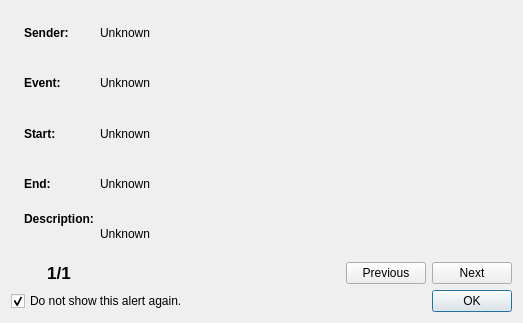
The window that AlertDialog.ui (FelixdelasPozas/TrayWeather) describes before a commit, drawn with Qt 5.
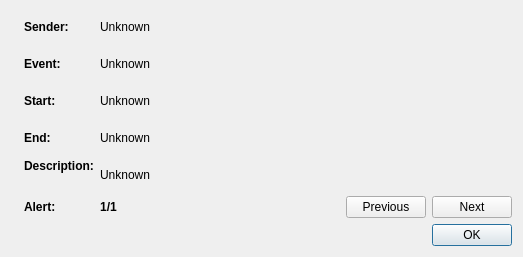
The same window after the commit. Icons and pictures are not drawn.

Commit message: Reworked alerts code. Bump to version 1.33.2.

Patch:
```diff
--- a/AlertDialog.ui
+++ b/AlertDialog.ui
@@ -7,7 +7,7 @@
     <x>0</x>
     <y>0</y>
     <width>523</width>
-    <height>323</height>
+    <height>257</height>
    </rect>
   </property>
   <property name="windowTitle">
@@ -57,6 +57,12 @@
         <layout class="QGridLayout" name="gridLayout" columnstretch="0,1">
          <item row="3" column="0">
           <widget class="QLabel" name="label_8">
+           <property name="sizePolicy">
+            <sizepolicy hsizetype="Preferred" vsizetype="Minimum">
+             <horstretch>0</horstretch>
+             <verstretch>0</verstretch>
+            </sizepolicy>
+           </property>
            <property name="font">
             <font>
              <weight>75</weight>
@@ -70,6 +76,12 @@
          </item>
          <item row="3" column="1">
           <widget class="QLabel" name="m_end">
+           <property name="sizePolicy">
+            <sizepolicy hsizetype="Preferred" vsizetype="Minimum">
+             <horstretch>0</horstretch>
+             <verstretch>0</verstretch>
+            </sizepolicy>
+           </property>
            <property name="text">
             <string>Unknown</string>
            </property>
@@ -77,6 +89,12 @@
          </item>
          <item row="4" column="0">
           <widget class="QLabel" name="label_10">
+           <property name="sizePolicy">
+            <sizepolicy hsizetype="Preferred" vsizetype="Minimum">
+             <horstretch>0</horstretch>
+             <verstretch>0</verstretch>
+            </sizepolicy>
+           </property>
            <property name="font">
             <font>
              <weight>75</weight>
@@ -93,6 +111,12 @@
          </item>
          <item row="2" column="1">
           <widget class="QLabel" name="m_start">
+           <property name="sizePolicy">
+            <sizepolicy hsizetype="Preferred" vsizetype="Minimum">
+             <horstretch>0</horstretch>
+             <verstretch>0</verstretch>
+            </sizepolicy>
+           </property>
            <property name="text">
             <string>Unknown</string>
            </property>
@@ -100,6 +124,12 @@
          </item>
          <item row="0" column="0">
           <widget class="QLabel" name="label_2">
+           <property name="sizePolicy">
+            <sizepolicy hsizetype="Preferred" vsizetype="Minimum">
+             <horstretch>0</horstretch>
+             <verstretch>0</verstretch>
+            </sizepolicy>
+           </property>
            <property name="font">
             <font>
              <weight>75</weight>
@@ -113,6 +143,12 @@
          </item>
          <item row="2" column="0">
           <widget class="QLabel" name="label_6">
+           <property name="sizePolicy">
+            <sizepolicy hsizetype="Preferred" vsizetype="Minimum">
+             <horstretch>0</horstretch>
+             <verstretch>0</verstretch>
+            </sizepolicy>
+           </property>
            <property name="font">
             <font>
              <weight>75</weight>
@@ -126,13 +162,28 @@
          </item>
          <item row="0" column="1">
           <widget class="QLabel" name="m_sender">
+           <property name="sizePolicy">
+            <sizepolicy hsizetype="Preferred" vsizetype="Minimum">
+             <horstretch>0</horstretch>
+             <verstretch>0</verstretch>
+            </sizepolicy>
+           </property>
            <property name="text">
             <string>Unknown</string>
            </property>
+           <property name="wordWrap">
+            <bool>true</bool>
+           </property>
           </widget>
          </item>
          <item row="1" column="0">
           <widget class="QLabel" name="label_4">
+           <property name="sizePolicy">
+            <sizepolicy hsizetype="Preferred" vsizetype="Minimum">
+             <horstretch>0</horstretch>
+             <verstretch>0</verstretch>
+            </sizepolicy>
+           </property>
            <property name="font">
             <font>
              <weight>75</weight>
@@ -146,9 +197,18 @@
          </item>
          <item row="1" column="1">
           <widget class="QLabel" name="m_event">
+           <property name="sizePolicy">
+            <sizepolicy hsizetype="Preferred" vsizetype="Preferred">
+             <horstretch>0</horstretch>
+             <verstretch>0</verstretch>
+            </sizepolicy>
+           </property>
            <property name="text">
             <string>Unknown</string>
            </property>
+           <property name="wordWrap">
+            <bool>true</bool>
+           </property>
           </widget>
          </item>
          <item row="4" column="1">
@@ -163,6 +223,25 @@
          </item>
          <item row="5" column="1">
           <layout class="QHBoxLayout" name="m_nextLayout">
+           <item>
+            <widget class="QLabel" name="m_alertsNum">
+             <property name="font">
+              <font>
+               <weight>75</weight>
+               <bold>true</bold>
+              </font>
+             </property>
+             <property name="toolTip">
+              <string>Current alert number.</string>
+             </property>
+             <property name="text">
+              <string notr="true">1/1</string>
+             </property>
+             <property name="alignment">
+              <set>Qt::AlignCenter</set>
+             </property>
+            </widget>
+           </item>
            <item>
             <spacer name="horizontalSpacer">
              <property name="orientation">
@@ -199,10 +278,9 @@
           </layout>
          </item>
          <item row="5" column="0">
-          <widget class="QLabel" name="m_alertsNum">
+          <widget class="QLabel" name="m_alertsNumLabel">
            <property name="font">
             <font>
-             <pointsize>13</pointsize>
              <weight>75</weight>
              <bold>true</bold>
             </font>
@@ -211,10 +289,7 @@
             <string>Current alert number.</string>
            </property>
            <property name="text">
-            <string notr="true">1/1</string>
-           </property>
-           <property name="alignment">
-            <set>Qt::AlignCenter</set>
+            <string>Alert:</string>
            </property>
           </widget>
          </item>
@@ -225,17 +300,7 @@
     </layout>
    </item>
    <item>
-    <layout class="QHBoxLayout" name="horizontalLayout_2" stretch="1,0">
-     <item>
-      <widget class="QCheckBox" name="m_showAgain">
-       <property name="text">
-        <string>Do not show this alert again.</string>
-       </property>
-       <property name="checked">
-        <bool>true</bool>
-       </property>
-      </widget>
-     </item>
+    <layout class="QHBoxLayout" name="horizontalLayout_2" stretch="0">
      <item>
       <widget class="QDialogButtonBox" name="buttonBox">
        <property name="orientation">
```
Left out of the diff: 5 changed lines with no effect on the pictures. The commit also changes 10 other files.
